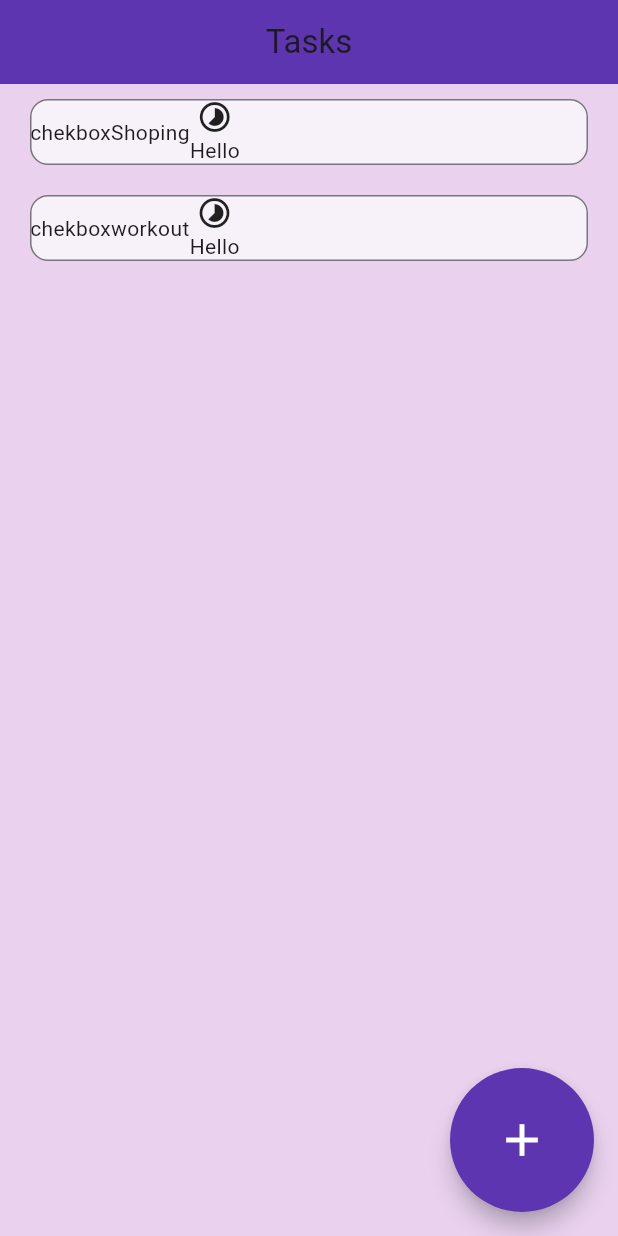
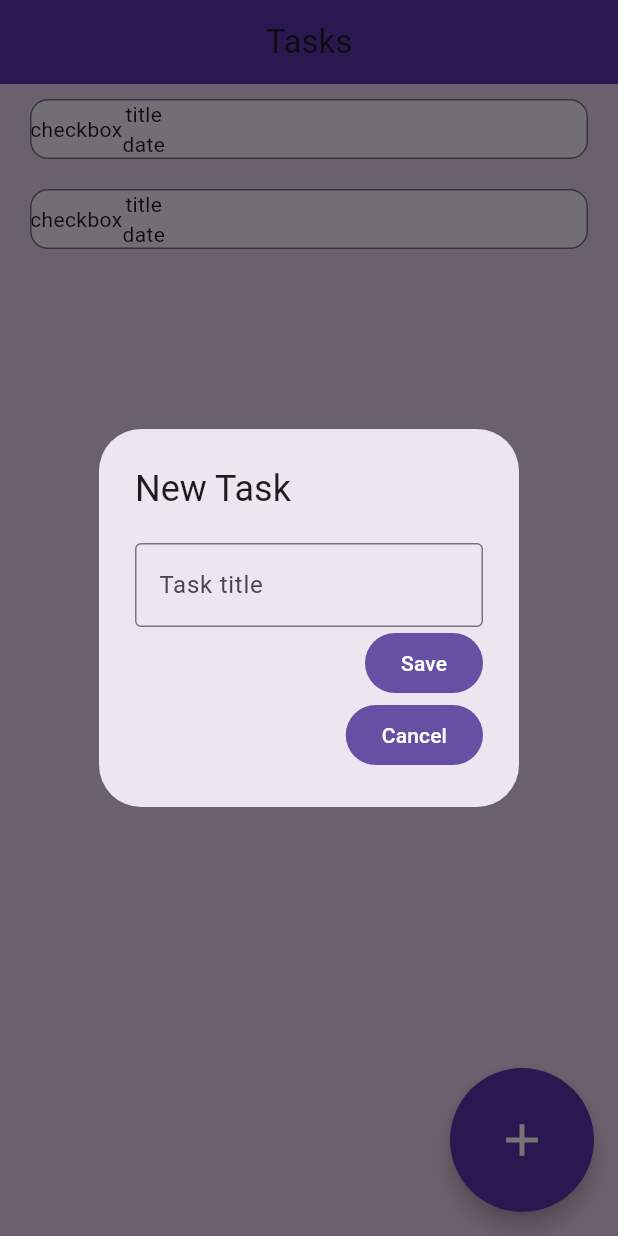
Before and after one commit to NishitBhardwaj15/todo_app, a Flutter app: the screen it shows after launch, after a tap on the "add" icon, on a phone screen of 412 x 824 dp. Run offline on Flutter 3.47's test engine with Material 3 defaults, Android fonts, the phone set to English and light mode, and no system bars.

Commit message:
alert dialog added

```diff
--- a/lib/screens/Home/home.dart
+++ b/lib/screens/Home/home.dart
@@ -1,5 +1,6 @@
 import 'package:flutter/material.dart';
 import 'package:todo_app/screens/home/home_body.dart';
+import 'package:todo_app/screens/home/task_dialog.dart';
 
 class Home extends StatefulWidget{
   const Home({super.key});
@@ -24,12 +25,18 @@ class _Home extends State<Home>{
       ),
       body: const HomeBody(),
       floatingActionButton: FloatingActionButton.large(
-        onPressed: (){},
+        onPressed: (){
+          showDialog(
+            context: context,
+            builder: (ctx){
+              return TaskDialog(ctx);
+            }
+          );
+        },
         foregroundColor: Colors.white,
         backgroundColor: Colors.deepPurple.shade600,
         shape: const CircleBorder(),
         child: const Icon(Icons.add)
-
       ),
     );
   }
--- a/lib/screens/Home/home_card.dart
+++ b/lib/screens/Home/home_card.dart
@@ -18,19 +18,17 @@ class HomeCard extends StatelessWidget{
         ),
         borderRadius: const BorderRadius.all(Radius.circular(12)),
       ),
-      child: Row(
+      child: const Row(
         children: [
-          const Text("chekbox"),
-          Text(task.title),
-          const Column(
+          Text("checkbox"),
+          Column(
             children: [
-              Icon(Icons.timelapse_sharp),
-              Text("Hello")
+              Text("title"),
+              Text("date")
             ],
           )
         ],
-      ),
-
+      )
     );
   }
 }
--- /dev/null
+++ b/lib/screens/Home/task_dialog.dart
@@ -0,0 +1,45 @@
+import 'package:flutter/material.dart';
+
+class TaskDialog extends StatefulWidget{
+  final BuildContext ctx;
+  const TaskDialog(this.ctx,{super.key});
+
+  @override
+  State<StatefulWidget> createState() {
+    return _TaskDialog();
+  }
+}
+
+class _TaskDialog extends State<TaskDialog>{
+
+  @override
+  Widget build(context) {
+    return AlertDialog(
+      title: const Text("New Task"),
+      actions: [
+        const SizedBox(
+          child: Column(
+            children: [
+              TextField(
+                decoration: InputDecoration(
+                  labelText: "Task title",
+                  border: OutlineInputBorder()
+                ),
+              )
+            ],
+          ),
+        ),
+        FilledButton(
+          onPressed: (){},
+          child: const Text("Save")
+          ),
+        FilledButton(
+          onPressed: (){
+            Navigator.of(widget.ctx).pop();
+          },
+          child: const Text("Cancel")
+          )
+      ],
+    );
+  }
+}
```
